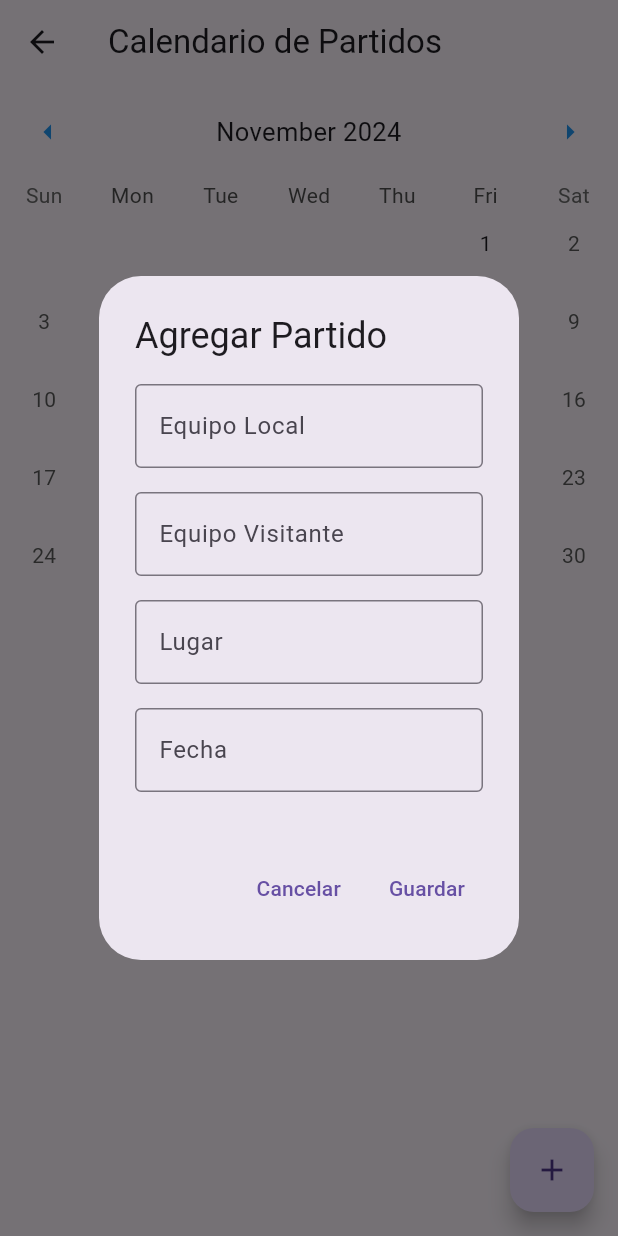
After one commit to RichardsonER22/flutterApp, a Flutter app: the CalendarioScreen screen opened directly, after a tap on the "add" icon, on a phone screen of 412 x 824 dp. The commit adds this screen. Run offline on Flutter 3.47's test engine with Material 3 defaults, Android fonts, the phone set to English and light mode, and no system bars; drawn by our look-alikes of table_calendar; our stand-ins replace font_awesome_flutter, sqflite; accounts and stored records are empty.

Commit message:
se agrega la pantalla de calendario

```diff
--- a/lib/helpers/db_helper.dart
+++ b/lib/helpers/db_helper.dart
@@ -89,6 +89,7 @@ class DBHelper {
       experiencia INTEGER
     )
   ''');
+
   print("Tabla equipos creada.");
 }
 
--- /dev/null
+++ b/lib/models/partido.dart
@@ -0,0 +1,15 @@
+class Partido {
+  final int id;
+  final String equipoLocal;
+  final String equipoVisitante;
+  final DateTime fecha;
+  final String lugar;
+
+  Partido({
+    required this.id,
+    required this.equipoLocal,
+    required this.equipoVisitante,
+    required this.fecha,
+    required this.lugar,
+  });
+}
--- /dev/null
+++ b/lib/screens/calendario_screen.dart
@@ -0,0 +1,263 @@
+import 'package:flutter/material.dart';
+import 'package:table_calendar/table_calendar.dart';
+import '../models/partido.dart';
+
+class CalendarioScreen extends StatefulWidget {
+  @override
+  _CalendarioScreenState createState() => _CalendarioScreenState();
+}
+
+class _CalendarioScreenState extends State<CalendarioScreen> {
+  late final ValueNotifier<List<Partido>> _selectedDayPartidos;
+  late DateTime _selectedDay;
+  final List<Partido> _partidos = []; // Lista de partidos registrados
+
+  @override
+  void initState() {
+    super.initState();
+    _selectedDay = DateTime.now();
+    _selectedDayPartidos = ValueNotifier(_getPartidosForDay(_selectedDay));
+  }
+
+  // Filtrar partidos por fecha
+  List<Partido> _getPartidosForDay(DateTime day) {
+    return _partidos.where((partido) {
+      return partido.fecha.year == day.year &&
+          partido.fecha.month == day.month &&
+          partido.fecha.day == day.day;
+    }).toList();
+  }
+
+  // Mostrar detalles del partido
+  void _showPartidoDialog({Partido? partido}) {
+    final _equipoLocalController = TextEditingController(text: partido?.equipoLocal ?? '');
+    final _equipoVisitanteController = TextEditingController(text: partido?.equipoVisitante ?? '');
+    final _lugarController = TextEditingController(text: partido?.lugar ?? '');
+    final _fechaController = TextEditingController(text: partido?.fecha.toString() ?? '');
+
+    showDialog(
+      context: context,
+      builder: (BuildContext context) {
+        return AlertDialog(
+          title: Text(partido == null ? 'Agregar Partido' : 'Editar Partido'),
+          content: SingleChildScrollView(
+            child: Column(
+              children: [
+                _buildTextField(controller: _equipoLocalController, label: 'Equipo Local'),
+                _buildTextField(controller: _equipoVisitanteController, label: 'Equipo Visitante'),
+                _buildTextField(controller: _lugarController, label: 'Lugar'),
+                _buildTextField(controller: _fechaController, label: 'Fecha', keyboardType: TextInputType.datetime),
+              ],
+            ),
+          ),
+          actions: [
+            TextButton(
+              onPressed: () => Navigator.of(context).pop(),
+              child: const Text('Cancelar'),
+            ),
+            TextButton(
+              onPressed: () async {
+                final confirmSave = await _showSaveConfirmationDialog();
+                if (confirmSave) {
+                  final nuevoPartido = Partido(
+                    id: partido?.id ?? _partidos.length + 1, // Generar ID único si es nuevo
+                    equipoLocal: _equipoLocalController.text.trim(),
+                    equipoVisitante: _equipoVisitanteController.text.trim(),
+                    lugar: _lugarController.text.trim(),
+                    fecha: DateTime.tryParse(_fechaController.text.trim()) ?? DateTime.now(), // Validar fecha
+                  );
+                  _savePartido(nuevoPartido);
+                  Navigator.of(context).pop();
+                }
+              },
+              child: const Text('Guardar'),
+            ),
+          ],
+        );
+      },
+    );
+  }
+
+  // Función para guardar el partido
+  void _savePartido(Partido partido) {
+    setState(() {
+      // Validación de fecha futura
+      if (partido.fecha.isBefore(DateTime.now())) {
+        ScaffoldMessenger.of(context).showSnackBar(
+          SnackBar(content: Text('¡La fecha debe ser futura!')),
+        );
+        return;
+      }
+
+      if (_partidos.any((p) => p.id == partido.id)) {
+        // Editar partido existente
+        _partidos.removeWhere((p) => p.id == partido.id);
+      }
+      _partidos.add(partido); // Agregar el nuevo partido
+      _selectedDayPartidos.value = _getPartidosForDay(_selectedDay); // Actualizar lista de partidos para la fecha seleccionada
+    });
+  }
+
+  // Función para eliminar un partido
+  void _deletePartido(int id) async {
+    final confirmDelete = await _showDeleteConfirmationDialog();
+    if (confirmDelete) {
+      setState(() {
+        _partidos.removeWhere((partido) => partido.id == id);
+        _selectedDayPartidos.value = _getPartidosForDay(_selectedDay);
+      });
+    }
+  }
+
+  // Crear campo de texto
+  Widget _buildTextField({
+    required TextEditingController controller,
+    required String label,
+    TextInputType keyboardType = TextInputType.text,
+  }) {
+    return Padding(
+      padding: const EdgeInsets.only(bottom: 16.0),
+      child: TextField(
+        controller: controller,
+        keyboardType: keyboardType,
+        decoration: InputDecoration(
+          labelText: label,
+          border: const OutlineInputBorder(),
+        ),
+      ),
+    );
+  }
+
+  // Diálogo de confirmación para guardar
+  Future<bool> _showSaveConfirmationDialog() async {
+    return await showDialog<bool>(
+      context: context,
+      builder: (BuildContext context) {
+        return AlertDialog(
+          title: const Text('Confirmar acción'),
+          content: const Text('¿Estás seguro de que deseas guardar este partido?'),
+          actions: [
+            TextButton(
+              onPressed: () => Navigator.of(context).pop(false),
+              child: const Text('Cancelar'),
+            ),
+            ElevatedButton(
+              style: ElevatedButton.styleFrom(backgroundColor: Colors.green),
+              onPressed: () => Navigator.of(context).pop(true),
+              child: const Text('Confirmar'),
+            ),
+          ],
+        );
+      },
+    ) ?? false; // Si el usuario cierra el diálogo sin seleccionar, retorna `false`
+  }
+
+  // Diálogo de confirmación para eliminar
+  Future<bool> _showDeleteConfirmationDialog() async {
+    return await showDialog<bool>(
+      context: context,
+      builder: (BuildContext context) {
+        return AlertDialog(
+          title: const Text('Confirmar eliminación'),
+          content: const Text('¿Estás seguro de que deseas eliminar este partido? Esta acción no se puede deshacer.'),
+          actions: [
+            TextButton(
+              onPressed: () => Navigator.of(context).pop(false),
+              child: const Text('Cancelar'),
+            ),
+            ElevatedButton(
+              style: ElevatedButton.styleFrom(backgroundColor: Colors.red),
+              onPressed: () => Navigator.of(context).pop(true),
+              child: const Text('Eliminar'),
+            ),
+          ],
+        );
+      },
+    ) ?? false; // Si el usuario cierra el diálogo sin seleccionar, retorna `false`
+  }
+
+  @override
+  Widget build(BuildContext context) {
+    return Scaffold(
+      appBar: AppBar(
+        title: const Text('Calendario de Partidos'),
+      ),
+      body: Column(
+        children: [
+          // Calendario
+          TableCalendar<Partido>(
+            focusedDay: _selectedDay,
+            firstDay: DateTime.utc(2020, 1, 1),
+            lastDay: DateTime.utc(2030, 12, 31),
+            selectedDayPredicate: (day) => isSameDay(day, _selectedDay),
+            onDaySelected: (selectedDay, focusedDay) {
+              setState(() {
+                _selectedDay = selectedDay;
+                _selectedDayPartidos.value = _getPartidosForDay(_selectedDay);
+              });
+            },
+            eventLoader: (day) {
+              return _getPartidosForDay(day);
+            },
+            calendarStyle: CalendarStyle(
+              todayDecoration: BoxDecoration(
+                color: Colors.orangeAccent,
+                shape: BoxShape.circle,
+              ),
+              selectedDecoration: BoxDecoration(
+                color: Colors.blueAccent,
+                shape: BoxShape.circle,
+              ),
+              markerDecoration: BoxDecoration(
+                color: Colors.green,
+                shape: BoxShape.circle,
+              ),
+              outsideDaysVisible: false, // Ocultar los días fuera del mes
+            ),
+            headerStyle: HeaderStyle(
+              formatButtonVisible: false, // Ocultar el botón de formato
+              titleCentered: true,
+              leftChevronIcon: Icon(Icons.arrow_left, color: Colors.blue),
+              rightChevronIcon: Icon(Icons.arrow_right, color: Colors.blue),
+            ),
+          ),
+          // Lista de partidos para el día seleccionado
+          Expanded(
+            child: ValueListenableBuilder<List<Partido>>(
+              valueListenable: _selectedDayPartidos,
+              builder: (context, partidos, _) {
+                return partidos.isEmpty
+                    ? const Center(child: Text('No hay partidos para esta fecha.'))
+                    : ListView.builder(
+                        itemCount: partidos.length,
+                        itemBuilder: (context, index) {
+                          final partido = partidos[index];
+                          return Card(
+                            shape: RoundedRectangleBorder(
+                              borderRadius: BorderRadius.circular(12.0),
+                            ),
+                            elevation: 4.0,
+                            child: ListTile(
+                              title: Text('${partido.equipoLocal} vs ${partido.equipoVisitante}'),
+                              subtitle: Text('Lugar: ${partido.lugar} | Fecha: ${partido.fecha.toLocal()}'),
+                              trailing: IconButton(
+                                icon: const Icon(Icons.delete, color: Colors.red),
+                                onPressed: () => _deletePartido(partido.id),
+                              ),
+                              onTap: () => _showPartidoDialog(partido: partido),
+                            ),
+                          );
+                        },
+                      );
+              },
+            ),
+          ),
+        ],
+      ),
+      floatingActionButton: FloatingActionButton(
+        onPressed: () => _showPartidoDialog(),
+        child: const Icon(Icons.add),
+      ),
+    );
+  }
+}
--- a/pubspec.yaml
+++ b/pubspec.yaml
@@ -14,6 +14,7 @@ dependencies:
   provider: ^6.0.0 # Para manejar el estado
   logger: ^2.0.0
   font_awesome_flutter: ^10.8.0
+  table_calendar: ^3.0.0
 
 
 
```
Also changed, not shown: lib/screens/home_screen.dart (+13 -0 lines), pubspec.lock.
